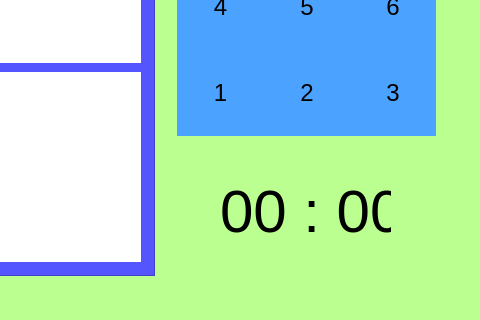
First picture: the form in GUI/GUI_sudoku/window3.ui, repository teeraphat147258/Group12SudokuGame, before the edit; both pictures show x 520 to 1000 and y 480 to 800 of the 1000 by 800 pixel window.
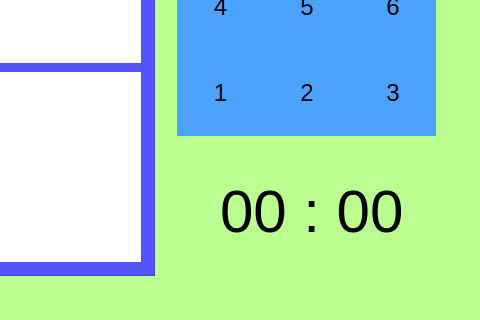
Second picture: the form after the edit.

The edit to the form file:
```diff
--- a/GUI/GUI_sudoku/window3.ui
+++ b/GUI/GUI_sudoku/window3.ui
@@ -2358,7 +2358,7 @@
     <rect>
      <x>740</x>
      <y>650</y>
-     <width>171</width>
+     <width>181</width>
      <height>81</height>
     </rect>
    </property>
```
